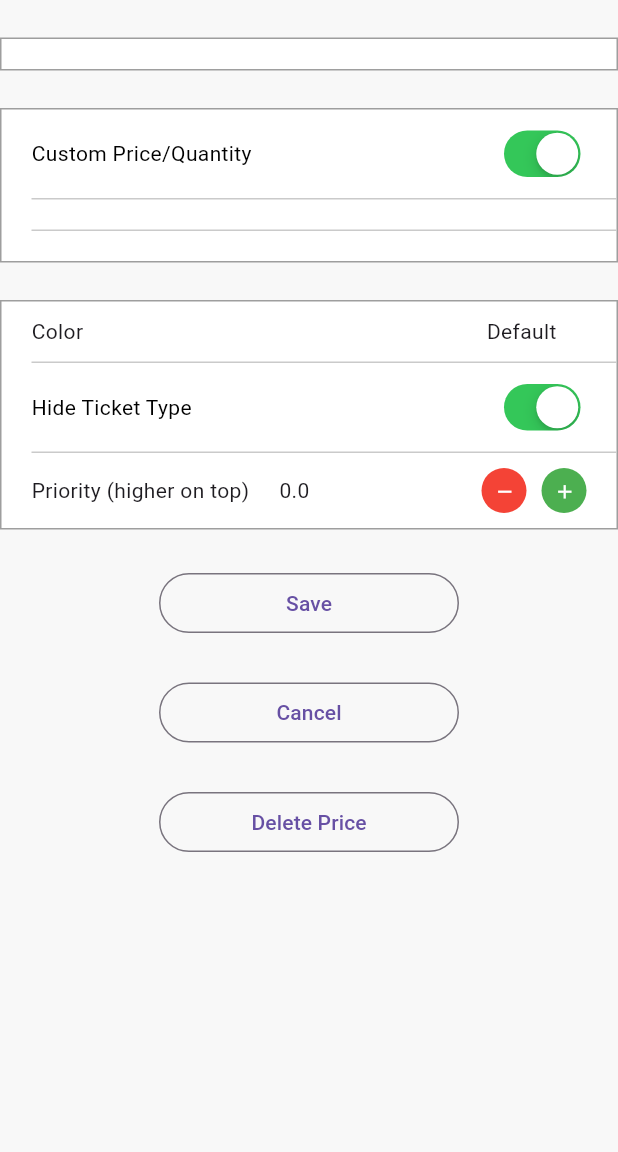
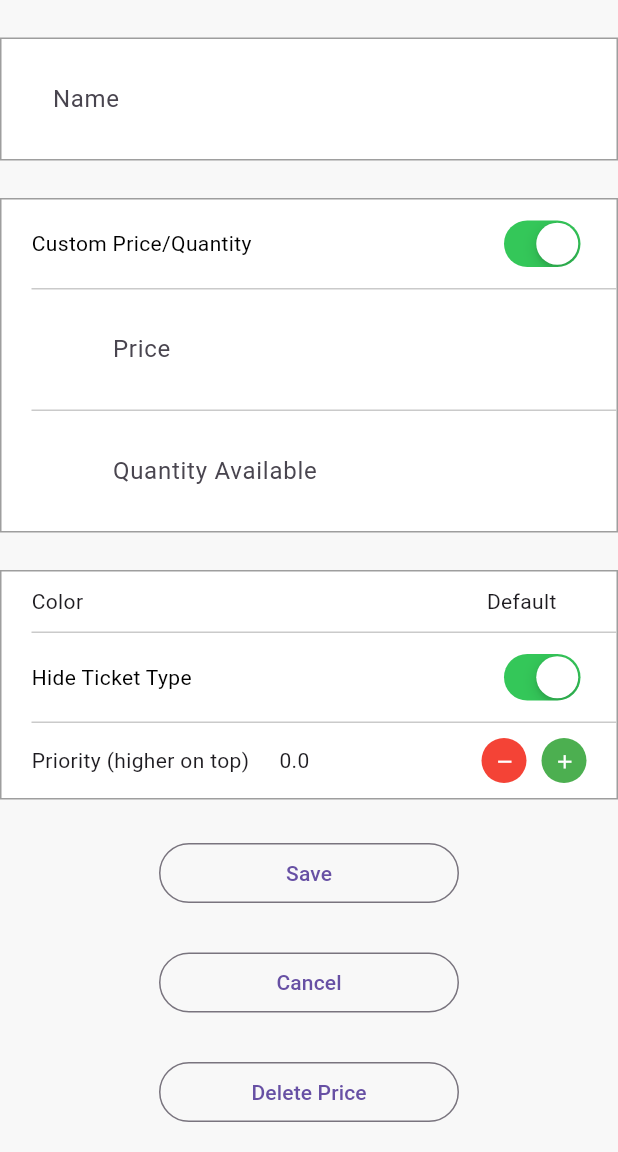
Before and after one commit to NKoroloff/flutter-test, a Flutter app: the EditPricesView screen opened by its route, on a phone screen of 412 x 824 dp, the part 84-1236 px from its top. Run offline on Flutter 3.47's test engine with Material 3 defaults, Android fonts, the phone set to English and light mode, and no system bars; our stand-ins replace get.

Commit message:
price priceColor

```diff
--- /dev/null
+++ b/lib/modules/cash_drawer/controllers/settings/prices_controller.dart
@@ -0,0 +1,21 @@
+import 'package:flutter/material.dart';
+import 'package:get/get.dart';
+import 'package:purplepass_test_task/modules/cash_drawer/models/price_colors_model.dart';
+import 'package:purplepass_test_task/modules/cash_drawer/models/price_model.dart';
+
+class PriceController extends GetxController {
+  var prices = <Price>[].obs;
+
+  handlePriceColor(int index, PriceColor priceColor) {
+    prices[index].priceColor = priceColor;
+    prices.refresh();
+  }
+}
+
+class PriceColorController extends GetxController {
+  var defaultColors = <PriceColor>[
+    PriceColor(color: Colors.red, name: 'Red', id: 1),
+    PriceColor(color: Colors.green, name: 'Green', id: 2),
+    PriceColor(color: Colors.blue, name: 'Blue', id: 3),
+  ];
+}
--- /dev/null
+++ b/lib/modules/cash_drawer/models/price_colors_model.dart
@@ -0,0 +1,9 @@
+import 'package:flutter/material.dart';
+
+class PriceColor {
+  int id;
+  String name;
+  Color color;
+
+  PriceColor({required this.name, required this.color, required this.id});
+}
--- /dev/null
+++ b/lib/modules/cash_drawer/models/price_model.dart
@@ -0,0 +1,98 @@
+import 'package:purplepass_test_task/modules/cash_drawer/models/price_colors_model.dart';
+
+enum PriceType { general, ase }
+
+abstract class Price {
+  int quantity;
+  PriceColor priceColor;
+  int id;
+  String name;
+  PriceType type;
+  Price({
+    required this.priceColor,
+    required this.quantity,
+    required this.id,
+    required this.name,
+    required this.type,
+  });
+
+  @override
+  String toString() => 'Price(quantity: $quantity, id: $id, name: $name)';
+}
+
+
+
+// class AsePrice extends Price {
+//   Color color;
+//   String rowName;
+//   String seatName;
+//   String section;
+//   AsePrice({
+//     required this.color,
+//     required this.rowName,
+//     required this.seatName,
+//     required this.section,
+//   }) : super(priceColor: null, quantity: 0, id: 0, name: '', type: null);
+
+//   AsePrice copyWith({
+//     Color? color,
+//     String? rowName,
+//     String? seatName,
+//     String? section,
+//   }) {
+//     return AsePrice(
+//       color: color ?? this.color,
+//       rowName: rowName ?? this.rowName,
+//       seatName: seatName ?? this.seatName,
+//       section: section ?? this.section,
+//     );
+//   }
+
+//   Map<String, dynamic> toMap() {
+//     return <String, dynamic>{
+//       'color': color.value,
+//       'rowName': rowName,
+//       'seatName': seatName,
+//       'section': section,
+//     };
+//   }
+
+//   factory AsePrice.fromMap(Map<String, dynamic> map) {
+//     return AsePrice(
+//       color: Color(map['color'] as int),
+//       rowName: map['rowName'] as String,
+//       seatName: map['seatName'] as String,
+//       section: map['section'] as String,
+//     );
+//   }
+
+//   String toJson() => json.encode(toMap());
+
+//   factory AsePrice.fromJson(String source) => AsePrice.fromMap(json.decode(source) as Map<String, dynamic>);
+
+//   @override
+//   String toString() {
+//     return 'AsePrice(color: $color, rowName: $rowName, seatName: $seatName, section: $section)';
+//   }
+
+//   @override
+//   bool operator ==(covariant AsePrice other) {
+//     if (identical(this, other)) return true;
+
+//     return
+//       other.color == color &&
+//       other.rowName == rowName &&
+//       other.seatName == seatName &&
+//       other.section == section;
+//   }
+
+//   @override
+//   int get hashCode {
+//     return color.hashCode ^
+//       rowName.hashCode ^
+//       seatName.hashCode ^
+//       section.hashCode;
+//   }
+// }
+
+// class GeneralPrice extends Price {}
--- a/lib/modules/cash_drawer/views/edit_prices_view.dart
+++ b/lib/modules/cash_drawer/views/edit_prices_view.dart
@@ -2,7 +2,7 @@ import 'package:flutter/material.dart';
 import 'package:get/utils.dart';
 import 'package:purplepass_test_task/modules/cash_drawer/views/settings/settings_imports.dart';
 import 'package:purplepass_test_task/modules/cash_drawer/views/settings/widgets/custom_divider.dart';
-// import 'package:purplepass_test_task/modules/cash_drawer/views/settings/widgets/custom_input.dart';
+import 'package:purplepass_test_task/modules/cash_drawer/views/settings/widgets/custom_input.dart';
 import 'package:purplepass_test_task/modules/cash_drawer/views/settings/widgets/settings_number_input.dart';
 
 class EditPricesView extends StatelessWidget {
@@ -33,9 +33,9 @@ class EditPricesView extends StatelessWidget {
                 child: Row(
                   spacing: 20,
                   children: [
-                    // Expanded(
-                    //   child: CustomInput(label: 'Name', onChanged: (value) {}, onClear: () {}),
-                    // ),
+                    Expanded(
+                      child: CustomInput(label: 'Name', value: '', onChanged: (value) {}),
+                    ),
                   ],
                 ),
               ),
@@ -54,9 +54,9 @@ class EditPricesView extends StatelessWidget {
                       children: [
                         SizedBox(width: 20),
 
-                        // Expanded(
-                        //   child: CustomInput(label: 'price', onChanged: (value) {}, onClear: () {}),
-                        // ),
+                        Expanded(
+                          child: CustomInput(label: 'price', onChanged: (value) {}, value: ''),
+                        ),
                       ],
                     ),
                     CustomDivider(),
@@ -64,13 +64,13 @@ class EditPricesView extends StatelessWidget {
                       spacing: 20,
                       children: [
                         SizedBox(width: 20),
-                        // Expanded(
-                        //   child: CustomInput(
-                        //     label: 'quantity_available',
-                        //     onChanged: (value) {},
-                        //     onClear: () {},
-                        //   ),
-                        // ),
+                        Expanded(
+                          child: CustomInput(
+                            label: 'quantity_available',
+                            onChanged: (value) {},
+                            value: '',
+                          ),
+                        ),
                       ],
                     ),
                   ],
```
